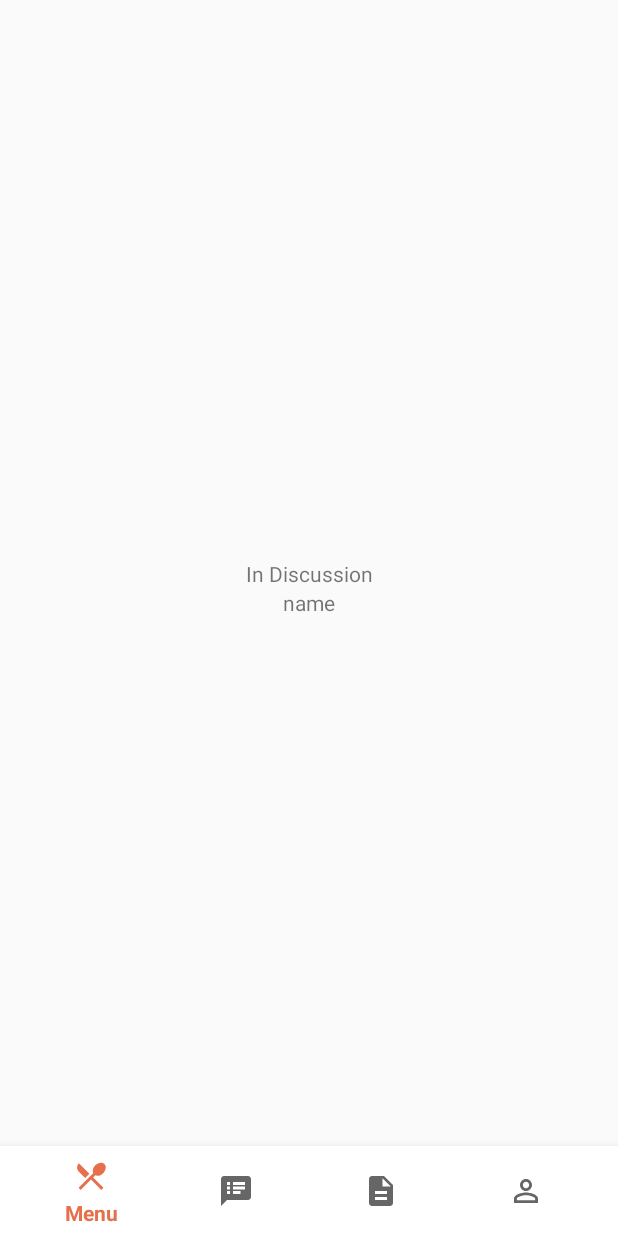
After one commit to CSC322TeamL/Online-Restaurant, an Android app: the fragment UserDiscussionFragment placed in its activity, on a phone screen of 412 x 824 dp. The commit adds this screen. Run offline under Robolectric (Android 15) with nearby library versions, the phone set to English and light mode, and no system bars.

Commit message:
Add bottom navigation to the user's main page

```diff
--- a/Code/SimpleRestaurant/app/build.gradle
+++ b/Code/SimpleRestaurant/app/build.gradle
@@ -28,7 +28,7 @@ dependencies {
 
     implementation 'androidx.appcompat:appcompat:1.2.0'
     implementation 'com.squareup.okhttp3:okhttp:4.2.1'
-
+    implementation 'com.google.android.material:material:1.2.1'
     implementation 'androidx.constraintlayout:constraintlayout:2.0.4'
     testImplementation 'junit:junit:4.12'
     androidTestImplementation 'androidx.test.ext:junit:1.1.2'
--- a/Code/SimpleRestaurant/app/src/main/java/com/example/simplerestaurant/BaseActivity.java
+++ b/Code/SimpleRestaurant/app/src/main/java/com/example/simplerestaurant/BaseActivity.java
@@ -38,13 +38,6 @@ public class BaseActivity extends AppCompatActivity {
         });
     }
 
-    protected OkHttpClient getClient(){
-        if(null == client){
-            client = new OkHttpClient();
-        }
-        return client;
-    }
-
     protected void toastMessage(String message){
         Toast.makeText(this, message, Toast.LENGTH_LONG).show();
     }
--- a/Code/SimpleRestaurant/app/src/main/java/com/example/simplerestaurant/MainActivity.java
+++ b/Code/SimpleRestaurant/app/src/main/java/com/example/simplerestaurant/MainActivity.java
@@ -28,7 +28,6 @@ public class MainActivity extends BaseActivity implements View.OnClickListener,
     private View background;
     private Button buttonSubmit;
     private TextView textSurfer, textSignUp, textLoginError;
-    private Context context = this;
 
     @Override
     protected void onCreate(Bundle savedInstanceState) {
@@ -60,7 +59,7 @@ public class MainActivity extends BaseActivity implements View.OnClickListener,
     private void send2Server(String username, String psw){
         String url = getString(R.string.base_url) + "/user";
         // get OkHttp3 client from the base activity
-        OkHttpClient client = getClient();
+        OkHttpClient client = UnitTools.getOkHttpClient();
         FormBody.Builder bodyBuilder = new FormBody.Builder();
         bodyBuilder.add("username", username);
         bodyBuilder.add("password", psw);
--- a/Code/SimpleRestaurant/app/src/main/java/com/example/simplerestaurant/UnitTools.java
+++ b/Code/SimpleRestaurant/app/src/main/java/com/example/simplerestaurant/UnitTools.java
@@ -2,9 +2,20 @@ package com.example.simplerestaurant;
 
 import android.util.Patterns;
 
+import okhttp3.OkHttpClient;
+
 public class UnitTools {
+
+    private static OkHttpClient client;
 
     public static boolean isValidEmail(String email){
         return Patterns.EMAIL_ADDRESS.matcher(email).matches();
     }
+
+    public static OkHttpClient getOkHttpClient(){
+        if(null == client){
+            client = new OkHttpClient();
+        }
+        return client;
+    }
 }
--- /dev/null
+++ b/Code/SimpleRestaurant/app/src/main/java/com/example/simplerestaurant/UserDiscussionFragment.java
@@ -0,0 +1,24 @@
+package com.example.simplerestaurant;
+
+import android.os.Bundle;
+import android.view.View;
+import android.widget.TextView;
+
+import androidx.annotation.NonNull;
+import androidx.annotation.Nullable;
+import androidx.fragment.app.Fragment;
+
+public class UserDiscussionFragment extends Fragment {
+
+    public UserDiscussionFragment(){
+        super(R.layout.fragment_user_main_menu);
+    }
+
+    @Override
+    public void onViewCreated(@NonNull View view, @Nullable Bundle savedInstanceState) {
+        super.onViewCreated(view, savedInstanceState);
+        TextView greeting = (TextView) view.findViewById(R.id.greeting);
+
+        greeting.setText("In Discussion");
+    }
+}
--- a/Code/SimpleRestaurant/app/src/main/java/com/example/simplerestaurant/UserMainPage.java
+++ b/Code/SimpleRestaurant/app/src/main/java/com/example/simplerestaurant/UserMainPage.java
@@ -2,27 +2,89 @@ package com.example.simplerestaurant;
 
 import android.content.Intent;
 import android.os.Bundle;
-import android.widget.TextView;
+import android.view.MenuItem;
+import android.view.View;
 
-import androidx.annotation.Nullable;
+import androidx.annotation.NonNull;
 import androidx.appcompat.app.AppCompatActivity;
+import androidx.fragment.app.Fragment;
+
+import com.google.android.material.bottomnavigation.BottomNavigationView;
 
 public class UserMainPage extends BaseActivity {
 
-    private TextView textUserName;
+    final private static String MENU_TAG = "fragment_user_menu";
+    final private static String ORDER_TAG = "fragment_user_order";
+    final private static String DISC_TAG = "fragment_user_discussion";
+    final private static String ACC_TAG = "fragment_user_account";
+
     private String userType;
+    private View beingReplaced;
+    private BottomNavigationView navigationView;
 
     @Override
     protected void onCreate(Bundle savedInstanceState) {
         super.onCreate(savedInstanceState);
         setContentView(R.layout.activity_user_main_page);
 
+        navigationView = (BottomNavigationView) findViewById(R.id.bottomNavigationView);
+        navigationView.setOnNavigationItemSelectedListener(new BottomNavigationView.OnNavigationItemSelectedListener() {
+            @Override
+            public boolean onNavigationItemSelected(@NonNull MenuItem item) {
+                setCurrentFragment(item.getItemId());
+                return true;
+            }
+        });
+
         Intent intent = getIntent();
         userType = intent.getStringExtra("UserType");
 
-        textUserName = (TextView) findViewById(R.id.textview_user);
-
-        textUserName.setText("Welcome!\n" + userType);
+        setCurrentFragment(R.id.nav_user_main_menu);
     }
 
+    private void setCurrentFragment(int navID){
+        Fragment fragment = null;
+        String tag = null;
+        switch (navID){
+            case R.id.nav_user_main_menu:
+            case R.id.nav_user_main_order:
+                fragment = findFragmentByTag(MENU_TAG);
+                Bundle bundle = new Bundle();
+                bundle.putString("username", userType);
+                fragment.setArguments(bundle);
+                tag = MENU_TAG;
+                break;
+
+            case R.id.nav_user_main_discussion:
+            case R.id.nav_user_main_account:
+                fragment = findFragmentByTag(DISC_TAG);
+                tag = DISC_TAG;
+                break;
+
+        }
+
+        setCurrentFragment(fragment, tag);
+    }
+
+    private void setCurrentFragment(Fragment fragment, String tag){
+        getSupportFragmentManager().beginTransaction()
+                .setReorderingAllowed(true)
+                .replace(R.id.view_user_main_for_replace, fragment, tag)
+                .commit();
+    }
+
+    private Fragment findFragmentByTag(String tag){
+        Fragment result = (Fragment) getSupportFragmentManager().findFragmentByTag(tag);
+        if(null == result){
+            switch (tag){
+                case MENU_TAG:
+                    result = new UserMenuFragment();
+                    break;
+                case DISC_TAG:
+                    result = new UserDiscussionFragment();
+                    break;
+            }
+        }
+        return result;
+    }
 }
--- /dev/null
+++ b/Code/SimpleRestaurant/app/src/main/java/com/example/simplerestaurant/UserMenuFragment.java
@@ -0,0 +1,26 @@
+package com.example.simplerestaurant;
+
+import android.os.Bundle;
+import android.view.View;
+import android.widget.TextView;
+
+import androidx.annotation.NonNull;
+import androidx.annotation.Nullable;
+import androidx.fragment.app.Fragment;
+
+public class UserMenuFragment extends Fragment {
+    private String userName;
+    private TextView greeting;
+
+    public UserMenuFragment(){
+        super(R.layout.fragment_user_main_menu);
+    }
+
+    @Override
+    public void onViewCreated(@NonNull View view, @Nullable Bundle savedInstanceState) {
+        super.onViewCreated(view, savedInstanceState);
+        userName = requireArguments().getString("username");
+        greeting = (TextView) view.findViewById(R.id.greeting_name);
+        greeting.setText(userName);
+    }
+}
--- a/Code/SimpleRestaurant/app/src/main/java/com/example/simplerestaurant/UserRegisterRequestActivity.java
+++ b/Code/SimpleRestaurant/app/src/main/java/com/example/simplerestaurant/UserRegisterRequestActivity.java
@@ -17,7 +17,6 @@ import org.jetbrains.annotations.NotNull;
 
 import java.io.IOException;
 
-import kotlin.Unit;
 import okhttp3.Call;
 import okhttp3.Callback;
 import okhttp3.FormBody;
@@ -55,7 +54,7 @@ public class UserRegisterRequestActivity extends BaseActivity implements ViewStu
 
     private void sen2Server(String email){
         String url = getString(R.string.base_url) + "/register_request";
-        OkHttpClient client= new OkHttpClient();
+        OkHttpClient client= UnitTools.getOkHttpClient();
         FormBody.Builder builder = new FormBody.Builder();
         builder.add("useremail", email);
         // build the request
--- /dev/null
+++ b/Code/SimpleRestaurant/app/src/main/res/drawable/ic_description.xml
@@ -0,0 +1,9 @@
+<vector xmlns:android="http://schemas.android.com/apk/res/android"
+    android:width="24dp"
+    android:height="24dp"
+    android:viewportWidth="24"
+    android:viewportHeight="24">
+  <path
+      android:fillColor="#FFFFFFFF"
+      android:pathData="M14,2L6,2c-1.1,0 -1.99,0.9 -1.99,2L4,20c0,1.1 0.89,2 1.99,2L18,22c1.1,0 2,-0.9 2,-2L20,8l-6,-6zM16,18L8,18v-2h8v2zM16,14L8,14v-2h8v2zM13,9L13,3.5L18.5,9L13,9z"/>
+</vector>
--- /dev/null
+++ b/Code/SimpleRestaurant/app/src/main/res/drawable/ic_person_outline.xml
@@ -0,0 +1,9 @@
+<vector xmlns:android="http://schemas.android.com/apk/res/android"
+    android:width="24dp"
+    android:height="24dp"
+    android:viewportWidth="24"
+    android:viewportHeight="24">
+  <path
+      android:fillColor="#FFFFFFFF"
+      android:pathData="M12,5.9c1.16,0 2.1,0.94 2.1,2.1s-0.94,2.1 -2.1,2.1S9.9,9.16 9.9,8s0.94,-2.1 2.1,-2.1m0,9c2.97,0 6.1,1.46 6.1,2.1v1.1L5.9,18.1L5.9,17c0,-0.64 3.13,-2.1 6.1,-2.1M12,4C9.79,4 8,5.79 8,8s1.79,4 4,4 4,-1.79 4,-4 -1.79,-4 -4,-4zM12,13c-2.67,0 -8,1.34 -8,4v3h16v-3c0,-2.66 -5.33,-4 -8,-4z"/>
+</vector>
--- /dev/null
+++ b/Code/SimpleRestaurant/app/src/main/res/drawable/ic_restaurant_menu.xml
@@ -0,0 +1,9 @@
+<vector xmlns:android="http://schemas.android.com/apk/res/android"
+    android:width="24dp"
+    android:height="24dp"
+    android:viewportWidth="24"
+    android:viewportHeight="24">
+  <path
+      android:fillColor="#FFFFFFFF"
+      android:pathData="M8.1,13.34l2.83,-2.83L3.91,3.5c-1.56,1.56 -1.56,4.09 0,5.66l4.19,4.18zM14.88,11.53c1.53,0.71 3.68,0.21 5.27,-1.38 1.91,-1.91 2.28,-4.65 0.81,-6.12 -1.46,-1.46 -4.2,-1.1 -6.12,0.81 -1.59,1.59 -2.09,3.74 -1.38,5.27L3.7,19.87l1.41,1.41L12,14.41l6.88,6.88 1.41,-1.41L13.41,13l1.47,-1.47z"/>
+</vector>
--- /dev/null
+++ b/Code/SimpleRestaurant/app/src/main/res/drawable/ic_speaker_notes.xml
@@ -0,0 +1,9 @@
+<vector xmlns:android="http://schemas.android.com/apk/res/android"
+    android:width="24dp"
+    android:height="24dp"
+    android:viewportWidth="24"
+    android:viewportHeight="24">
+  <path
+      android:fillColor="#FFFFFFFF"
+      android:pathData="M20,2L4,2c-1.1,0 -1.99,0.9 -1.99,2L2,22l4,-4h14c1.1,0 2,-0.9 2,-2L22,4c0,-1.1 -0.9,-2 -2,-2zM8,14L6,14v-2h2v2zM8,11L6,11L6,9h2v2zM8,8L6,8L6,6h2v2zM15,14h-5v-2h5v2zM18,11h-8L10,9h8v2zM18,8h-8L10,6h8v2z"/>
+</vector>
--- a/Code/SimpleRestaurant/app/src/main/res/layout/activity_user_main_page.xml
+++ b/Code/SimpleRestaurant/app/src/main/res/layout/activity_user_main_page.xml
@@ -1,14 +1,25 @@
 <?xml version="1.0" encoding="utf-8"?>
-<RelativeLayout
+<androidx.constraintlayout.widget.ConstraintLayout
     xmlns:android="http://schemas.android.com/apk/res/android"
+    xmlns:app="http://schemas.android.com/apk/res-auto"
+    xmlns:tools="http://schemas.android.com/tools"
     android:layout_width="match_parent"
     android:layout_height="match_parent">
 
-    <TextView
-        android:id="@+id/textview_user"
+    <FrameLayout
+        android:id="@+id/view_user_main_for_replace"
         android:layout_width="match_parent"
-        android:layout_height="wrap_content"
-        android:gravity="center"
-        android:layout_centerVertical="true"/>
+        android:layout_height="0dp"
+        app:layout_constraintBottom_toTopOf="@+id/bottomNavigationView"
+        app:layout_constraintTop_toTopOf="parent"
+        tools:layout_editor_absoluteX="-16dp" />
 
-</RelativeLayout>
+    <com.google.android.material.bottomnavigation.BottomNavigationView
+        android:id="@+id/bottomNavigationView"
+        android:layout_width="match_parent"
+        android:layout_height="60dp"
+        android:background="@color/white"
+        app:layout_constraintBottom_toBottomOf="parent"
+        app:menu="@menu/bottom_navigation_menu_user_main" />
+
+</androidx.constraintlayout.widget.ConstraintLayout>
--- /dev/null
+++ b/Code/SimpleRestaurant/app/src/main/res/layout/fragment_user_main_menu.xml
@@ -0,0 +1,27 @@
+<?xml version="1.0" encoding="utf-8"?>
+<androidx.constraintlayout.widget.ConstraintLayout
+    xmlns:android="http://schemas.android.com/apk/res/android"
+    xmlns:app="http://schemas.android.com/apk/res-auto"
+    android:layout_width="match_parent"
+    android:layout_height="match_parent">
+
+    <TextView
+        android:id="@+id/greeting"
+        android:layout_width="wrap_content"
+        android:layout_height="wrap_content"
+        android:text="In Menu"
+        app:layout_constraintBottom_toBottomOf="parent"
+        app:layout_constraintEnd_toEndOf="parent"
+        app:layout_constraintStart_toStartOf="parent"
+        app:layout_constraintTop_toTopOf="parent" />
+
+    <TextView
+        android:id="@+id/greeting_name"
+        android:layout_width="wrap_content"
+        android:layout_height="wrap_content"
+        android:text="name"
+        app:layout_constraintEnd_toEndOf="parent"
+        app:layout_constraintStart_toStartOf="parent"
+        app:layout_constraintTop_toBottomOf="@+id/greeting" />
+
+</androidx.constraintlayout.widget.ConstraintLayout>
--- /dev/null
+++ b/Code/SimpleRestaurant/app/src/main/res/menu/bottom_navigation_menu_user_main.xml
@@ -0,0 +1,23 @@
+<?xml version="1.0" encoding="utf-8"?>
+<menu xmlns:android="http://schemas.android.com/apk/res/android">
+    <item
+        android:id="@+id/nav_user_main_menu"
+        android:enabled="true"
+        android:icon="@drawable/ic_restaurant_menu"
+        android:title="Menu"/>
+    <item
+        android:id="@+id/nav_user_main_discussion"
+        android:enabled="true"
+        android:icon="@drawable/ic_speaker_notes"
+        android:title="Discussion"/>
+    <item
+        android:id="@+id/nav_user_main_order"
+        android:enabled="true"
+        android:icon="@drawable/ic_description"
+        android:title="Order"/>
+    <item
+        android:id="@+id/nav_user_main_account"
+        android:enabled="true"
+        android:icon="@drawable/ic_person_outline"
+        android:title="Me"/>
+</menu>
```
Also changed, not shown: 1 other file.
